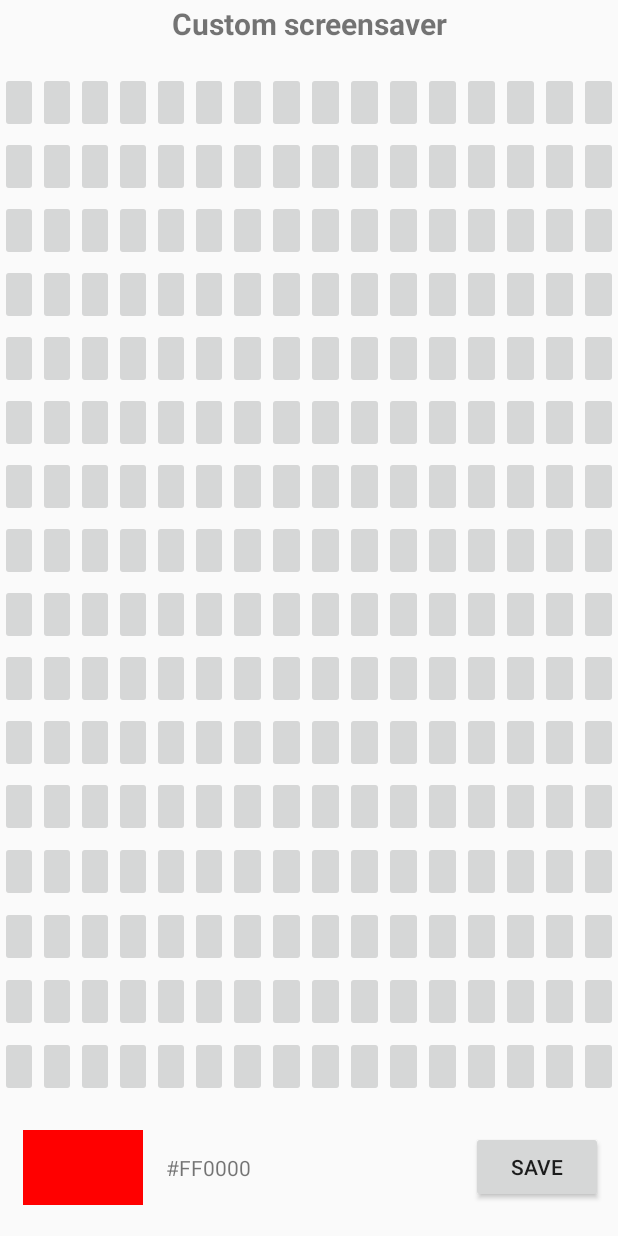
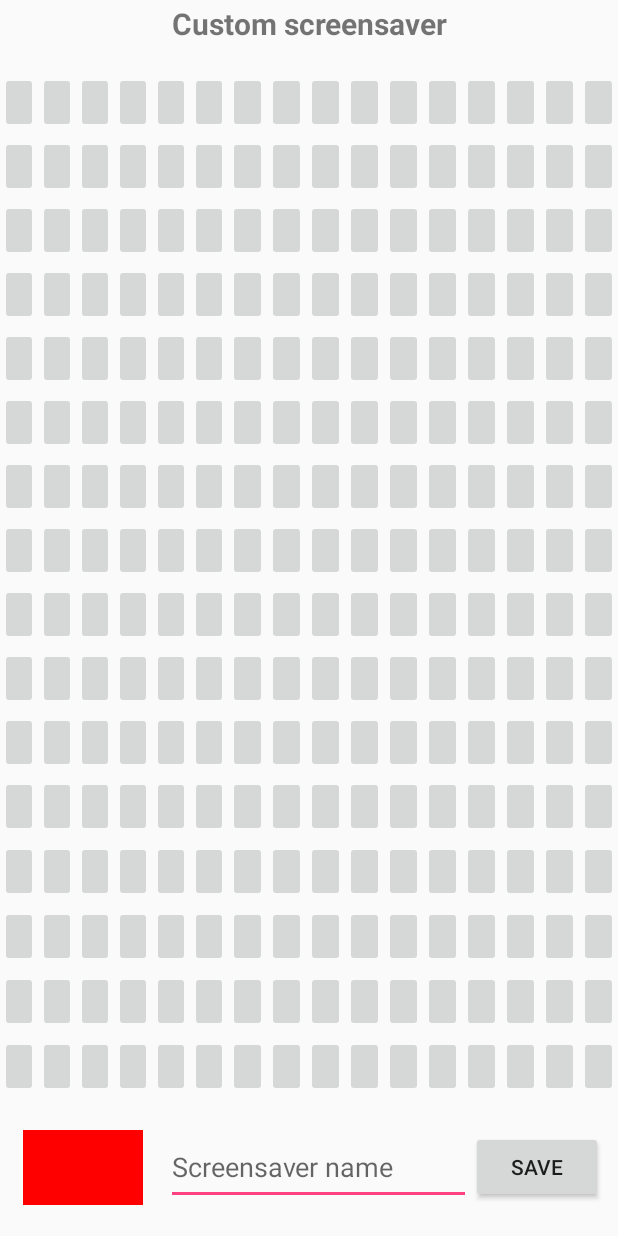
Before and after one commit to KevinD25/LitUp, an Android app: the CustomScreenActivity screen opened directly, with no data from a screen before it, after a tap on "SAVE", on a phone screen of 412 x 824 dp. Run offline under Robolectric (Android 15) with nearby library versions, the light colour scheme and no system bars; libraries missing offline, so code that uses them is left out: me.priyesh.chroma; network calls fail.

Commit message:
Screensaver done, sending points

```diff
--- a/Application/app/build.gradle
+++ b/Application/app/build.gradle
@@ -35,7 +35,7 @@ dependencies {
     //noinspection GradleCompatible
     implementation 'com.google.firebase:firebase-core:16.0.5'
     implementation 'com.google.firebase:firebase-auth:16.0.5'
-    compile 'com.google.android.gms:play-services-auth:15.0.1'
+    implementation 'com.google.android.gms:play-services-auth:15.0.1'
     implementation 'com.squareup.retrofit2:retrofit:2.4.0'
     implementation 'com.google.code.gson:gson:2.8.5'
     implementation 'com.squareup.retrofit2:converter-gson:2.4.0'
--- a/Application/app/src/main/java/com/example/shado/litup/CustomScreenActivity.kt
+++ b/Application/app/src/main/java/com/example/shado/litup/CustomScreenActivity.kt
@@ -17,6 +17,8 @@ import kotlinx.android.synthetic.main.activity_custom_screen.*
 import me.priyesh.chroma.ChromaDialog
 import me.priyesh.chroma.ColorMode
 import me.priyesh.chroma.ColorSelectListener
+import org.jetbrains.anko.toast
+import org.json.JSONObject
 
 
 class CustomScreenActivity : AppCompatActivity() {
@@ -26,6 +28,7 @@ class CustomScreenActivity : AppCompatActivity() {
     var hoogte : Int = 0
     private var mColor: Int = -65536
     val buttons: MutableList<ImageButton> = mutableListOf()
+    val colors: MutableList<String> = mutableListOf()
 
 
     override fun onCreate(savedInstanceState: Bundle?) {
@@ -35,7 +38,6 @@ class CustomScreenActivity : AppCompatActivity() {
         var buttonzone = findViewById(R.id.buttonZone) as LinearLayout
         buttonzone.addView(getTableWithAllRowsStretchedView())
 
-        updateColorText(mColor)
         updateColorButton(mColor)
     }
 
@@ -100,10 +102,6 @@ class CustomScreenActivity : AppCompatActivity() {
         btnKleur.setBackgroundColor(color)
     }
 
-    private fun updateColorText(color:Int){
-        val hexColor = String.format("#%06X", 0xFFFFFF and color)
-        txtColor.setText(hexColor)
-    }
 
     fun onClickColorPicker(view:View){
          ChromaDialog.Builder()
@@ -112,7 +110,6 @@ class CustomScreenActivity : AppCompatActivity() {
                 .onColorSelected(object : ColorSelectListener {
                     override fun onColorSelected(color: Int) {
                         updateColorButton(color)
-                        updateColorText(color)
                         mColor = color
                     }
                 })
@@ -120,7 +117,9 @@ class CustomScreenActivity : AppCompatActivity() {
                 .show(getSupportFragmentManager(), "ChromaDialog");
     }
 
-    fun onClickTest(view:View){
+    fun onClickSave(view:View){
+        if(txtName.text.toString().trim() != ""){
+            colors.clear()
             var kleurID:Int = 0
             var hexColor: String
             for(item in buttons){
@@ -134,7 +133,29 @@ class CustomScreenActivity : AppCompatActivity() {
                     hexColor = "#000000"
                 }
 
-            Log.e("KLEUR", hexColor.toString())
+                colors.add(hexColor)
+                Log.e("KLEUR", hexColor)
+            }
+            send()
+        }
+        else{
+            toast("Please enter a name...")
         }
     }
+
+    fun send(){
+
+        createString()
+
     }
+
+    fun createString(): String{
+        var output:String = ""
+        output = txtName.text.toString().trim() + ";"
+        for(item in colors){
+            output += item + ";"
+        }
+        output.substring(0, output.length -1)
+        return output
+    }
+}
--- a/Application/app/src/main/java/com/example/shado/litup/MainActivity.kt
+++ b/Application/app/src/main/java/com/example/shado/litup/MainActivity.kt
@@ -4,6 +4,7 @@ import android.content.Intent
 import android.support.v7.app.AppCompatActivity
 import android.os.Bundle
 import android.util.Log
+import android.view.View
 import com.google.firebase.auth.FirebaseAuth
 import com.google.firebase.auth.FirebaseUser
 import io.reactivex.android.schedulers.AndroidSchedulers
@@ -33,6 +34,11 @@ class MainActivity : AppCompatActivity() {
 
         btn_changesettings.setOnClickListener {
             val intent = Intent(this, ChangeSettingsActivity::class.java)
+            startActivity(intent)
+        }
+
+        btn_screensaver.setOnClickListener {
+            val intent = Intent(this, CustomScreenActivity::class.java)
             startActivity(intent)
         }
 
--- a/Application/app/src/main/res/layout/activity_custom_screen.xml
+++ b/Application/app/src/main/res/layout/activity_custom_screen.xml
@@ -61,22 +61,22 @@
             android:shadowDy="20"
             android:shadowRadius="10" />
 
-        <TextView
-            android:id="@+id/txtColor"
+        <EditText
+            android:id="@+id/txtName"
             android:layout_width="wrap_content"
             android:layout_height="50dp"
             android:layout_gravity="center"
             android:layout_marginTop="15dp"
             android:layout_marginBottom="15dp"
             android:gravity="left|center_vertical"
-            android:text="TextView"
+            android:hint="Screensaver name"
             android:layout_weight="2"/>
 
         <Button
             android:id="@+id/btnTest"
             android:layout_width="wrap_content"
             android:layout_height="wrap_content"
-            android:onClick="onClickTest"
+            android:onClick="onClickSave"
             android:text="Save"
             android:layout_gravity="center_vertical"
             android:layout_marginRight="10dp"/>
```
Also changed, not shown: Application/app/src/main/res/layout/activity_main.xml (+9 -0 lines). Lines whose indentation alone changed are shown as unchanged.
